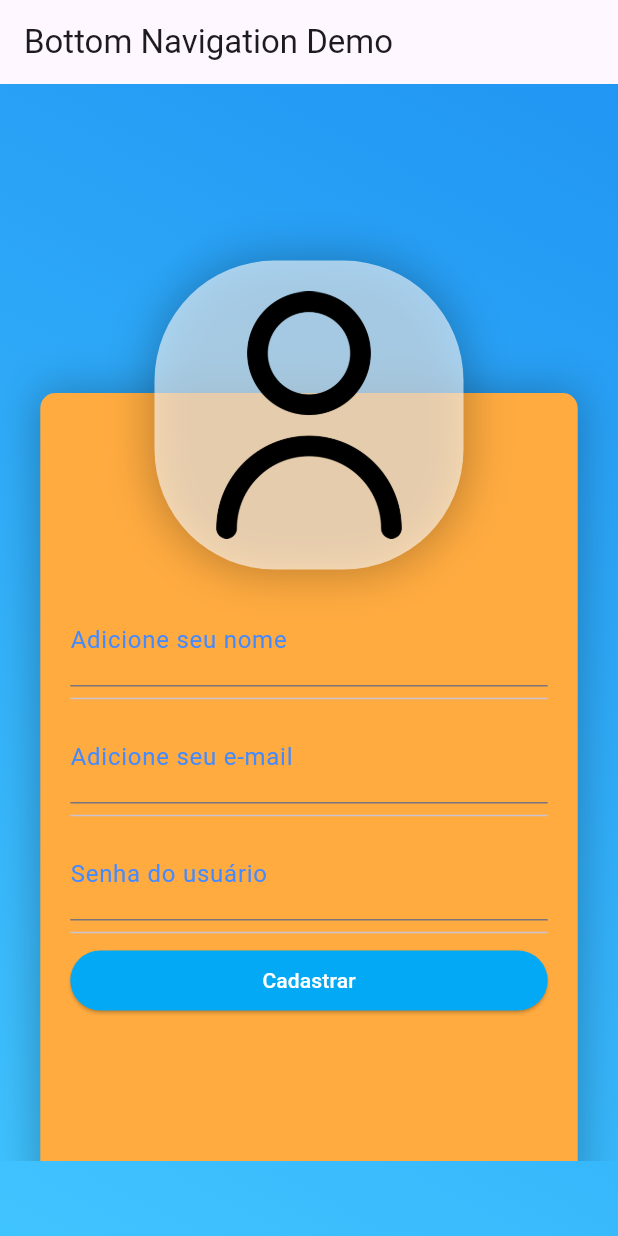
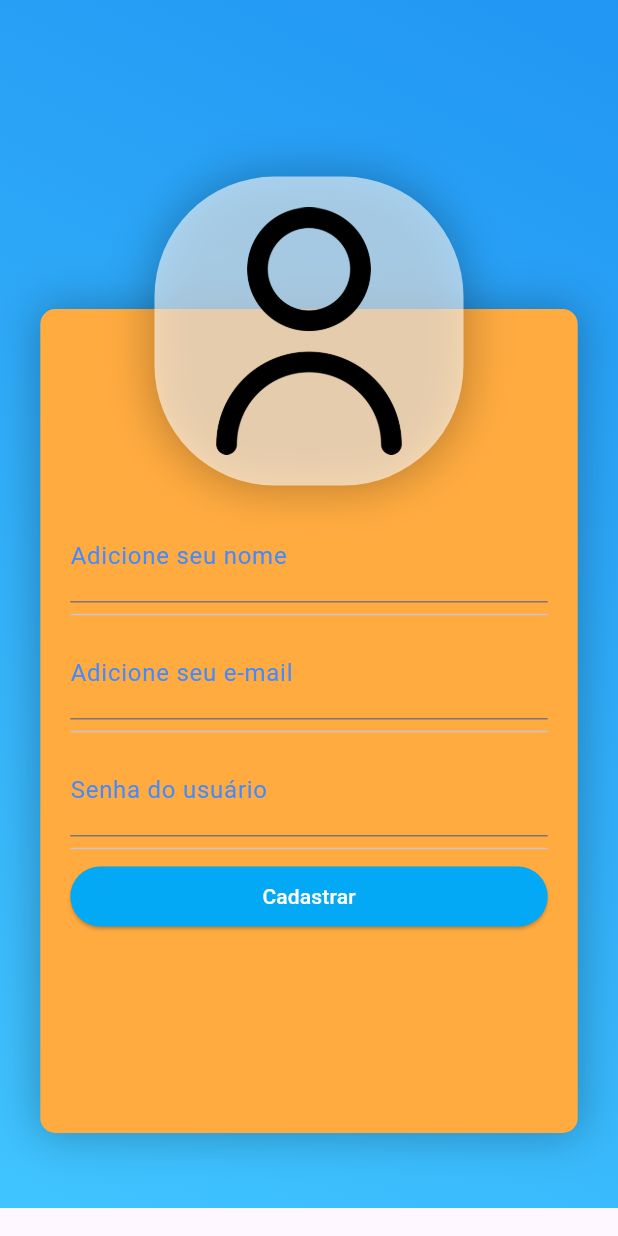
Before and after one commit to javellars/Mobile, a Flutter app: the screen it shows after launch, after a tap on the "note add" icon, on a phone screen of 412 x 824 dp. Run offline on Flutter 3.47's test engine with Material 3 defaults, Android fonts, the phone set to English and light mode, and no system bars; our stand-ins replace dio, flutter_bloc.

Commit message:
Todos os botões funcionando

```diff
--- a/TrabFinal/lib/view/carrinho.dart
+++ b/TrabFinal/lib/view/carrinho.dart
@@ -1,7 +1,14 @@
 import 'package:flutter/material.dart';
 
 class CarrinhoScreen extends StatefulWidget {
-  const CarrinhoScreen({Key? key}) : super(key: key);
+  final VoidCallback onNavigateToProdutos;
+  final VoidCallback onNavigateToPagamento;
+
+  const CarrinhoScreen({
+    Key? key,
+    required this.onNavigateToProdutos,
+    required this.onNavigateToPagamento,
+  }) : super(key: key);
 
   @override
   State<CarrinhoScreen> createState() => _CarrinhoScreenState();
@@ -10,15 +17,21 @@ class CarrinhoScreen extends StatefulWidget {
 class _CarrinhoScreenState extends State<CarrinhoScreen> {
   @override
   Widget build(BuildContext context) {
+    final EdgeInsetsGeometry buttonPadding = const EdgeInsets.symmetric(vertical: 10);
+    final Size buttonSize = const Size(145, 50);
+    final Color buttonBackgroundColor = Colors.orangeAccent;
+    final Color buttonForegroundColor = Colors.blueAccent;
+    final Color containerBackgroundColor = Colors.white54;
+
     return Scaffold(
       extendBodyBehindAppBar: true,
       appBar: AppBar(
         backgroundColor: Colors.transparent,
-        title: Text(""),
+        title: const Text(""),
       ),
       body: SingleChildScrollView(
         child: Container(
-          decoration: BoxDecoration(
+          decoration: const BoxDecoration(
             gradient: LinearGradient(
               colors: [
                 Colors.blueAccent,
@@ -34,27 +47,24 @@ class _CarrinhoScreenState extends State<CarrinhoScreen> {
               crossAxisAlignment: CrossAxisAlignment.start,
               children: [
                 SizedBox(
-                  height: MediaQuery.of(context).padding.top +
-                      kToolbarHeight, // Espaço para a AppBar
+                  height: MediaQuery.of(context).padding.top + kToolbarHeight,
                 ),
-                // Container central
                 Container(
                   alignment: Alignment.center,
                   decoration: BoxDecoration(
-                    color: Colors.white54,
+                    color: containerBackgroundColor,
                     borderRadius: BorderRadius.circular(20),
                   ),
                   child: Padding(
                     padding: const EdgeInsets.symmetric(
                       horizontal: 10.0,
-                      vertical: 25.0, // Reduzindo o espaçamento vertical
+                      vertical: 25.0,
                     ),
-                    // Parte de cima do container central
                     child: Column(
                       crossAxisAlignment: CrossAxisAlignment.start,
                       children: [
-                        Padding(
-                          padding: const EdgeInsets.symmetric(
+                        const Padding(
+                          padding: EdgeInsets.symmetric(
                             vertical: 30,
                             horizontal: 10,
                           ),
@@ -68,8 +78,8 @@ class _CarrinhoScreenState extends State<CarrinhoScreen> {
                             textAlign: TextAlign.justify,
                           ),
                         ),
-                        Padding(
-                          padding: const EdgeInsets.symmetric(
+                        const Padding(
+                          padding: EdgeInsets.symmetric(
                             vertical: 40,
                             horizontal: 10,
                           ),
@@ -79,33 +89,28 @@ class _CarrinhoScreenState extends State<CarrinhoScreen> {
                             color: Colors.orangeAccent,
                           ),
                         ),
-                        //daqui ele faz a linha dos botões
                         Row(
                           mainAxisAlignment: MainAxisAlignment.spaceEvenly,
                           children: [
                             ElevatedButton(
                               style: ButtonStyle(
-                                backgroundColor: MaterialStateProperty.all<Color>(Colors.orangeAccent),
-                                foregroundColor: MaterialStateProperty.all<Color>(Colors.blueAccent),
-                                minimumSize: MaterialStateProperty.all<Size>(Size(145, 50)),
-                                padding: MaterialStateProperty.all<EdgeInsetsGeometry>(EdgeInsets.symmetric(vertical: 10)),
+                                backgroundColor: MaterialStateProperty.all<Color>(buttonBackgroundColor),
+                                foregroundColor: MaterialStateProperty.all<Color>(buttonForegroundColor),
+                                minimumSize: MaterialStateProperty.all<Size>(buttonSize),
+                                padding: MaterialStateProperty.all<EdgeInsetsGeometry>(buttonPadding),
                               ),
-                              onPressed: () {
-                                Navigator.pushNamed(context, '/produtos');
-                              },
-                              child: Text('Continuar Comprando'),
+                              onPressed: widget.onNavigateToProdutos,
+                              child: const Text('Continuar Comprando'),
                             ),
                             ElevatedButton(
                               style: ButtonStyle(
-                                backgroundColor: MaterialStateProperty.all<Color>(Colors.orangeAccent),
-                                foregroundColor: MaterialStateProperty.all<Color>(Colors.blueAccent),
-                                minimumSize: MaterialStateProperty.all<Size>(Size(145, 50)),
-                                padding: MaterialStateProperty.all<EdgeInsetsGeometry>(EdgeInsets.symmetric(vertical: 15)),
+                                backgroundColor: MaterialStateProperty.all<Color>(buttonBackgroundColor),
+                                foregroundColor: MaterialStateProperty.all<Color>(buttonForegroundColor),
+                                minimumSize: MaterialStateProperty.all<Size>(buttonSize),
+                                padding: MaterialStateProperty.all<EdgeInsetsGeometry>(buttonPadding),
                               ),
-                              onPressed: () {
-                                Navigator.pushNamed(context, '/pagamento');
-                              },
-                              child: Text('Finalizar Compra'),
+                              onPressed: widget.onNavigateToPagamento,
+                              child: const Text('Finalizar Compra'),
                             ),
                           ],
                         ),
--- a/TrabFinal/lib/view/pagamento_screen.dart
+++ b/TrabFinal/lib/view/pagamento_screen.dart
@@ -1,7 +1,12 @@
 import 'package:flutter/material.dart';
 
 class PagamentoScreen extends StatefulWidget {
-  const PagamentoScreen({Key? key}) : super(key: key);
+  final VoidCallback onNavigateToConfirma;
+
+  const PagamentoScreen({
+    Key? key,
+    required this.onNavigateToConfirma,
+  }) : super(key: key);
 
   @override
   State<PagamentoScreen> createState() => _PagamentoScreenState();
@@ -18,8 +23,7 @@ class _PagamentoScreenState extends State<PagamentoScreen> {
     '30,00',
   ];
 
-  String?
-      _selectedPayment; // Variável para armazenar a forma de pagamento selecionada
+  String? _selectedPayment; // Variável para armazenar a forma de pagamento selecionada
 
   @override
   Widget build(BuildContext context) {
@@ -27,11 +31,11 @@ class _PagamentoScreenState extends State<PagamentoScreen> {
       extendBodyBehindAppBar: true,
       appBar: AppBar(
         backgroundColor: Colors.transparent,
-        title: Text(""),
+        title: const Text(""),
       ),
       body: SingleChildScrollView(
         child: Container(
-          decoration: BoxDecoration(
+          decoration: const BoxDecoration(
             gradient: LinearGradient(
               colors: [
                 Colors.blueAccent,
@@ -47,11 +51,10 @@ class _PagamentoScreenState extends State<PagamentoScreen> {
               crossAxisAlignment: CrossAxisAlignment.start,
               children: [
                 SizedBox(
-                  height: MediaQuery.of(context).padding.top +
-                      kToolbarHeight, // Espaço para a AppBar
+                  height: MediaQuery.of(context).padding.top + kToolbarHeight, // Espaço para a AppBar
                 ),
-                Padding(
-                  padding: const EdgeInsets.symmetric(
+                const Padding(
+                  padding: EdgeInsets.symmetric(
                     horizontal: 10.0,
                     vertical: 5.0, // Reduzindo o espaçamento vertical
                   ),
@@ -65,8 +68,8 @@ class _PagamentoScreenState extends State<PagamentoScreen> {
                     textAlign: TextAlign.start,
                   ),
                 ),
-                Padding(
-                  padding: const EdgeInsets.symmetric(
+                const Padding(
+                  padding: EdgeInsets.symmetric(
                     horizontal: 130.0,
                   ),
                   child: Text(
@@ -79,25 +82,24 @@ class _PagamentoScreenState extends State<PagamentoScreen> {
                   ),
                 ),
                 Container(
-                  padding: EdgeInsets.all(10),
+                  padding: const EdgeInsets.all(10),
                   decoration: BoxDecoration(
                     color: Colors.white54,
                     borderRadius: BorderRadius.circular(20),
                   ),
                   child: GridView.builder(
-                    gridDelegate: SliverGridDelegateWithFixedCrossAxisCount(
+                    gridDelegate: const SliverGridDelegateWithFixedCrossAxisCount(
                       crossAxisCount: 1,
                       mainAxisSpacing: 5, // Espaçamento entre os elementos
                       crossAxisSpacing: 1, // Espaçamento entre os elementos
                     ),
                     shrinkWrap: true,
-                    physics:
-                        NeverScrollableScrollPhysics(), // Impede que a GridView role
+                    physics: const NeverScrollableScrollPhysics(), // Impede que a GridView role
                     itemCount: imageUrls.length,
                     itemBuilder: (context, index) {
                       return Row(
                         children: [
-                          //aqui são as imagens dos prodsss
+                          // Aqui são as imagens dos produtos
                           Container(
                             height: 190,
                             width: 190,
@@ -114,7 +116,7 @@ class _PagamentoScreenState extends State<PagamentoScreen> {
                               padding: const EdgeInsets.only(left: 10.0),
                               child: Text(
                                 genreDescriptions[index],
-                                style: TextStyle(
+                                style: const TextStyle(
                                   color: Colors.black,
                                   fontWeight: FontWeight.bold,
                                   fontSize: 18,
@@ -127,8 +129,8 @@ class _PagamentoScreenState extends State<PagamentoScreen> {
                     },
                   ),
                 ),
-                Padding(
-                  padding: const EdgeInsets.symmetric(horizontal: 10.0),
+                const Padding(
+                  padding: EdgeInsets.symmetric(horizontal: 10.0),
                   child: Text(
                     "Selecione a forma de pagamento:",
                     style: TextStyle(
@@ -141,14 +143,13 @@ class _PagamentoScreenState extends State<PagamentoScreen> {
                 ),
                 Padding(
                   padding: const EdgeInsets.symmetric(
-                      horizontal: 10.0,
-                      vertical: 5.0), // Espaçamento vertical reduzido
+                      horizontal: 10.0, vertical: 5.0), // Espaçamento vertical reduzido
                   child: Column(
                     crossAxisAlignment: CrossAxisAlignment.start,
                     children: [
                       RadioListTile<String>(
                         title: Row(
-                          children: [
+                          children: const [
                             Icon(Icons.payment),
                             SizedBox(width: 8),
                             Text("Pix"),
@@ -164,7 +165,7 @@ class _PagamentoScreenState extends State<PagamentoScreen> {
                       ),
                       RadioListTile<String>(
                         title: Row(
-                          children: [
+                          children: const [
                             Icon(Icons.credit_card),
                             SizedBox(width: 8),
                             Text("Crédito"),
@@ -181,19 +182,16 @@ class _PagamentoScreenState extends State<PagamentoScreen> {
                     ],
                   ),
                 ),
-                SizedBox(height: 20), // Adicionei a vírgula que faltava aqui
+                const SizedBox(height: 20), // Adicionei a vírgula que faltava aqui
                 Center(
-                  child:ElevatedButton(
-  onPressed: () {
-    Navigator.pushNamed(context, '/confPagamento');
-  },
-  style: ButtonStyle(
-    backgroundColor: MaterialStateProperty.all<Color>(Colors.orangeAccent),
-    foregroundColor: MaterialStateProperty.all<Color>(Colors.white),
-  ),
-  child: Text('Confirmar'),
-),
-
+                  child: ElevatedButton(
+                    onPressed: widget.onNavigateToConfirma,
+                    style: ButtonStyle(
+                      backgroundColor: MaterialStateProperty.all<Color>(Colors.orangeAccent),
+                      foregroundColor: MaterialStateProperty.all<Color>(Colors.white),
+                    ),
+                    child: const Text('Confirmar'),
+                  ),
                 ),
               ],
             ),
--- a/TrabFinal/lib/view/wrapper.dart
+++ b/TrabFinal/lib/view/wrapper.dart
@@ -5,6 +5,7 @@ import 'package:entrega1_livraria/view/pagamento_screen.dart';
 import 'package:entrega1_livraria/view/carrinho.dart';
 import 'package:entrega1_livraria/view/cadastro_screen.dart';
 import 'package:entrega1_livraria/view/login_screen.dart';
+import 'package:entrega1_livraria/view/conf_pagamento_screen.dart';
 
 void main() {
   runApp(const Wrapper());
@@ -47,55 +48,38 @@ class _MyHomePageState extends State<MyHomePage> {
   @override
   Widget build(BuildContext context) {
     return Scaffold(
-      appBar: _currentIndex != 0
-          ? AppBar(
-              title: const Text('Bottom Navigation Demo'),
-            )
-          : null,
       body: IndexedStack(
         index: _currentIndex,
         children: [
           InicioScreen(
-            onNavigateToCadastro: () {
-              setState(() {
-                _currentIndex = 4; // Navigate to CadastroScreen
-              });
-            },
-            onNavigateToLogin: () {
-              setState(() {
-                _currentIndex = 5; // Navigate to LoginScreen
-              });
-            },
+            onNavigateToCadastro: () => navigateTo(4),
+            onNavigateToLogin: () => navigateTo(5),
           ),
           ProdutosScreen(
             onNavigateToInicio: () => navigateTo(0),
           ),
-          PagamentoScreen(),
-          CarrinhoScreen(),
+          PagamentoScreen(
+            onNavigateToConfirma: () => navigateTo(6),
+          ),
+          CarrinhoScreen(
+            onNavigateToProdutos: () => navigateTo(1),
+            onNavigateToPagamento: () => navigateTo(2),
+          ),
           CadastroScreen(
-            onNavigateToLogin: () {
-              setState(() {
-                _currentIndex = 5; // Navigate to LoginScreen
-              });
-            },
+            onNavigateToLogin: () => navigateTo(5),
           ),
           LoginScreen(
-             onNavigateToProdutos: () {
-              setState(() {
-                _currentIndex = 1; // Navigate to ProdutosScreen
-              });
-            },
+            onNavigateToProdutos: () => navigateTo(1),
+          ),
+          ConfirmacaoPagamentoScreen(
+            onNavigateToProdutos: () => navigateTo(1),
           ),
         ],
       ),
-      bottomNavigationBar: _currentIndex != 0 && _currentIndex != 4 && _currentIndex != 5
+      bottomNavigationBar: _currentIndex != 0 && _currentIndex != 4 && _currentIndex != 5 && _currentIndex != 6
           ? BottomNavigationBar(
               currentIndex: _currentIndex - 1,
-              onTap: (index) {
-                setState(() {
-                  _currentIndex = index + 1;
-                });
-              },
+              onTap: (index) => navigateTo(index + 1),
               items: const [
                 BottomNavigationBarItem(
                   icon: Icon(Icons.storefront),
```
Also changed, not shown: TrabFinal/lib/view/conf_pagamento_screen.dart (+7 -4 lines), 1 other file.
